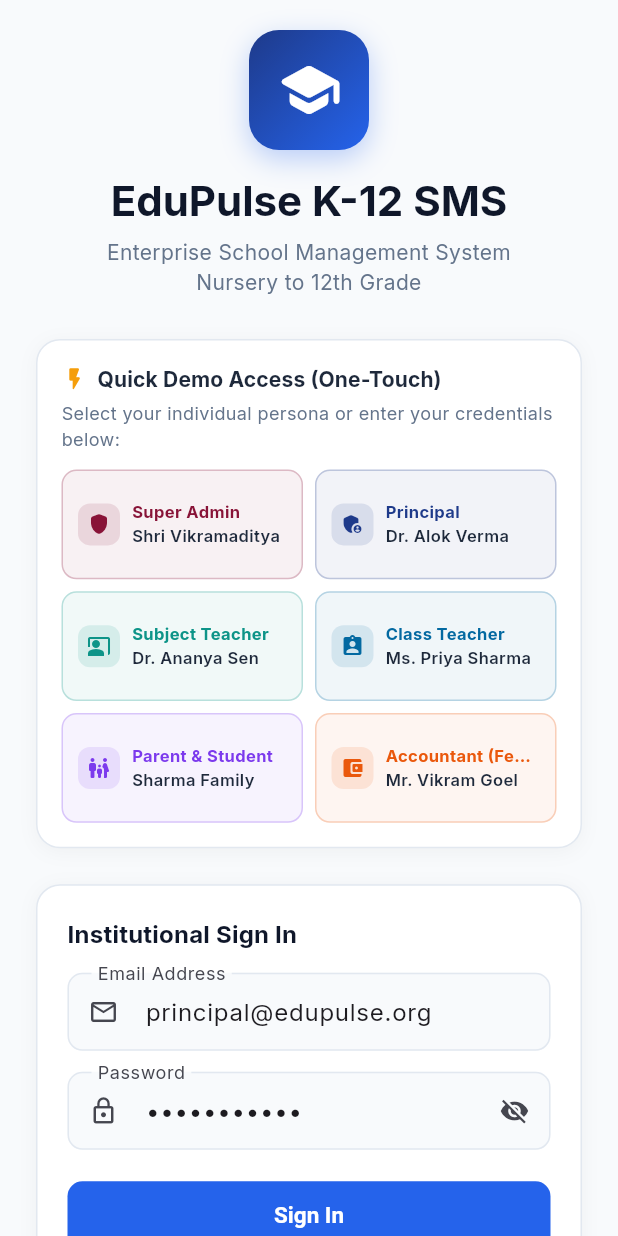
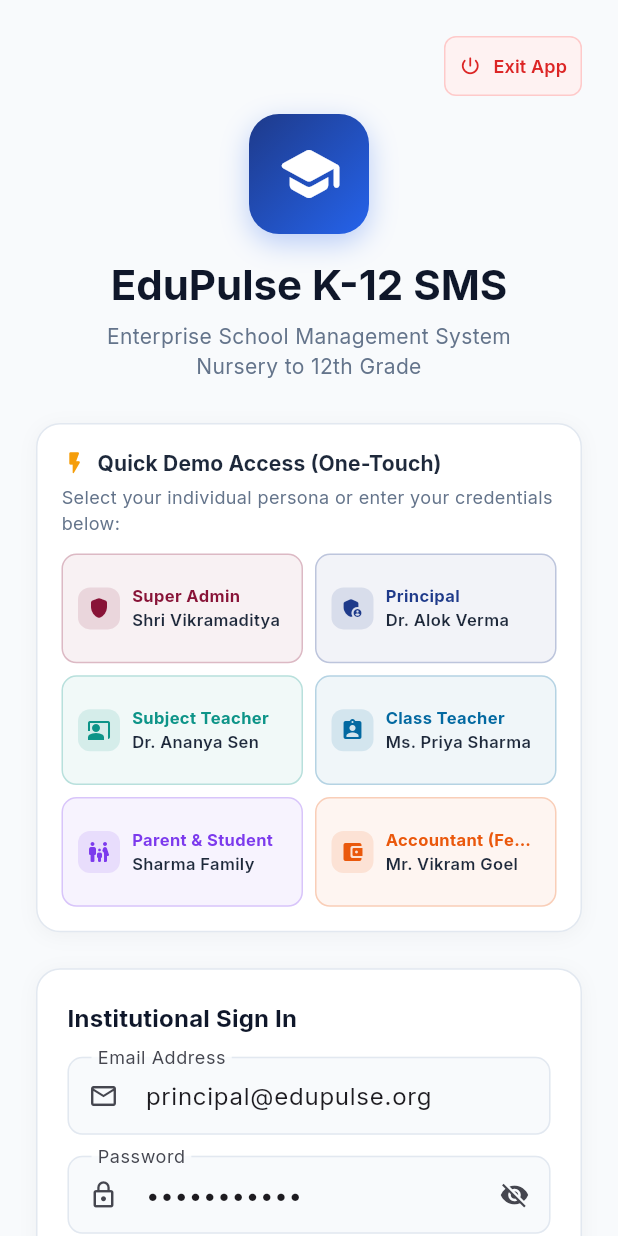
Before and after one commit to rohittiwari999999/School-management-app, a Flutter app: the screen it shows after launch, on a phone screen of 412 x 824 dp. Run offline on Flutter 3.47's test engine with Material 3 defaults, Android fonts, the phone set to English and light mode, and no system bars; our stand-ins replace cloud_firestore, firebase_auth, firebase_core, firebase_messaging, firebase_storage, flutter_riverpod and 3 more; missing offline and left inert: firebase_app_check; accounts and stored records are empty.

Commit message:
feat(auth): improve sign-out flow and navigation
- Migrate GoRouter to use `refreshListenable` for reactive auth state changes
- Add `PopScope` to dashboard screens to intercept back navigation with a custom exit/sign-out dialog
- Optimize `signOut` with timeouts and immediate state resets to prevent UI lag

```diff
--- a/flutter_sms_enterprise/lib/core/router/app_router.dart
+++ b/flutter_sms_enterprise/lib/core/router/app_router.dart
@@ -15,12 +15,29 @@ import 'package:edupulse_sms/features/communication/presentation/communication_s
 import 'package:edupulse_sms/features/conference/domain/conference_models.dart';
 import 'package:edupulse_sms/features/conference/presentation/live_conference_screen.dart';
 
+class RouterNotifier extends ChangeNotifier {
+  final Ref _ref;
+
+  RouterNotifier(this._ref) {
+    _ref.listen<AuthState>(
+      authControllerProvider,
+      (_, __) => notifyListeners(),
+    );
+  }
+}
+
+final routerNotifierProvider = Provider<RouterNotifier>((ref) {
+  return RouterNotifier(ref);
+});
+
 final appRouterProvider = Provider<GoRouter>((ref) {
-  final authState = ref.watch(authControllerProvider);
+  final notifier = ref.watch(routerNotifierProvider);
 
   return GoRouter(
     initialLocation: '/login',
+    refreshListenable: notifier,
     redirect: (BuildContext context, GoRouterState state) {
+      final authState = ref.read(authControllerProvider);
       final isAuth = authState.status == AuthStatus.authenticated;
       final isLoggingIn = state.matchedLocation == '/login';
 
--- a/flutter_sms_enterprise/lib/features/auth/presentation/auth_controller.dart
+++ b/flutter_sms_enterprise/lib/features/auth/presentation/auth_controller.dart
@@ -266,7 +266,9 @@ class AuthController extends StateNotifier<AuthState> {
   }
 
   Future<void> signOut() async {
-    await _repository.signOut();
-    state = const AuthState(status: AuthStatus.unauthenticated);
+    state = const AuthState(status: AuthStatus.unauthenticated, user: null);
+    try {
+      await _repository.signOut();
+    } catch (_) {}
   }
 }
--- a/flutter_sms_enterprise/lib/features/auth/presentation/login_screen.dart
+++ b/flutter_sms_enterprise/lib/features/auth/presentation/login_screen.dart
@@ -1,4 +1,5 @@
 import 'package:flutter/material.dart';
+import 'package:flutter/services.dart';
 import 'package:flutter_riverpod/flutter_riverpod.dart';
 import 'package:edupulse_sms/core/constants/app_constants.dart';
 import 'package:edupulse_sms/features/auth/presentation/auth_controller.dart';
@@ -37,7 +38,14 @@ class _LoginScreenState extends ConsumerState<LoginScreen> {
     final authState = ref.watch(authControllerProvider);
     final theme = Theme.of(context);
 
-    return Scaffold(
+    return PopScope(
+      canPop: false,
+      onPopInvokedWithResult: (didPop, result) {
+        if (!didPop) {
+          SystemNavigator.pop();
+        }
+      },
+      child: Scaffold(
         backgroundColor: const Color(0xFFF8FAFC),
         body: SafeArea(
           child: Center(
@@ -49,6 +57,34 @@ class _LoginScreenState extends ConsumerState<LoginScreen> {
                   mainAxisAlignment: MainAxisAlignment.center,
                   crossAxisAlignment: CrossAxisAlignment.stretch,
                   children: [
+                    // Top Exit App Button for Mobile Phone
+                    Row(
+                      mainAxisAlignment: MainAxisAlignment.end,
+                      children: [
+                        TextButton.icon(
+                          onPressed: () => SystemNavigator.pop(),
+                          icon: const Icon(Icons.power_settings_new_rounded, size: 15, color: Color(0xFFDC2626)),
+                          label: const Text(
+                            'Exit App',
+                            style: TextStyle(
+                              fontSize: 12,
+                              fontWeight: FontWeight.w600,
+                              color: Color(0xFFDC2626),
+                            ),
+                          ),
+                          style: TextButton.styleFrom(
+                            backgroundColor: const Color(0xFFFEF2F2),
+                            padding: const EdgeInsets.symmetric(horizontal: 10, vertical: 4),
+                            shape: RoundedRectangleBorder(
+                              borderRadius: BorderRadius.circular(8),
+                              side: const BorderSide(color: Color(0xFFFECACA)),
+                            ),
+                          ),
+                        ),
+                      ],
+                    ),
+                    const SizedBox(height: 8),
+
                     // App Branding & Icon
                   Center(
                     child: Container(
@@ -351,7 +387,26 @@ class _LoginScreenState extends ConsumerState<LoginScreen> {
                       style: TextStyle(fontSize: 12, color: Color(0xFF94A3B8)),
                     ),
                   ),
+                  const SizedBox(height: 12),
+                  Center(
+                    child: TextButton.icon(
+                      onPressed: () => SystemNavigator.pop(),
+                      icon: const Icon(Icons.power_settings_new_rounded, size: 16, color: Color(0xFFEF4444)),
+                      label: const Text(
+                        'Exit Application',
+                        style: TextStyle(
+                          fontSize: 13,
+                          fontWeight: FontWeight.w600,
+                          color: Color(0xFFDC2626),
+                        ),
+                      ),
+                      style: TextButton.styleFrom(
+                        padding: const EdgeInsets.symmetric(horizontal: 16, vertical: 8),
+                      ),
+                    ),
+                  ),
                 ],
+              ),
             ),
           ),
         ),
```
Also changed, not shown: flutter_sms_enterprise/lib/core/utils/auth_dialog_utils.dart (added, +281 -0 lines), flutter_sms_enterprise/lib/features/auth/data/auth_repository.dart (+10 -2 lines), flutter_sms_enterprise/lib/features/fees/presentation/accountant_dashboard_screen.dart (+12 -3 lines), flutter_sms_enterprise/lib/features/parent_student/presentation/family_dashboard_screen.dart (+12 -3 lines), flutter_sms_enterprise/lib/features/principal/presentation/principal_dashboard_screen.dart (+12 -3 lines), flutter_sms_enterprise/lib/features/super_admin/presentation/super_admin_dashboard_screen.dart (+12 -3 lines), flutter_sms_enterprise/lib/features/teacher/presentation/teacher_dashboard_screen.dart (+14 -5 lines). Lines whose indentation alone changed are shown as unchanged.
